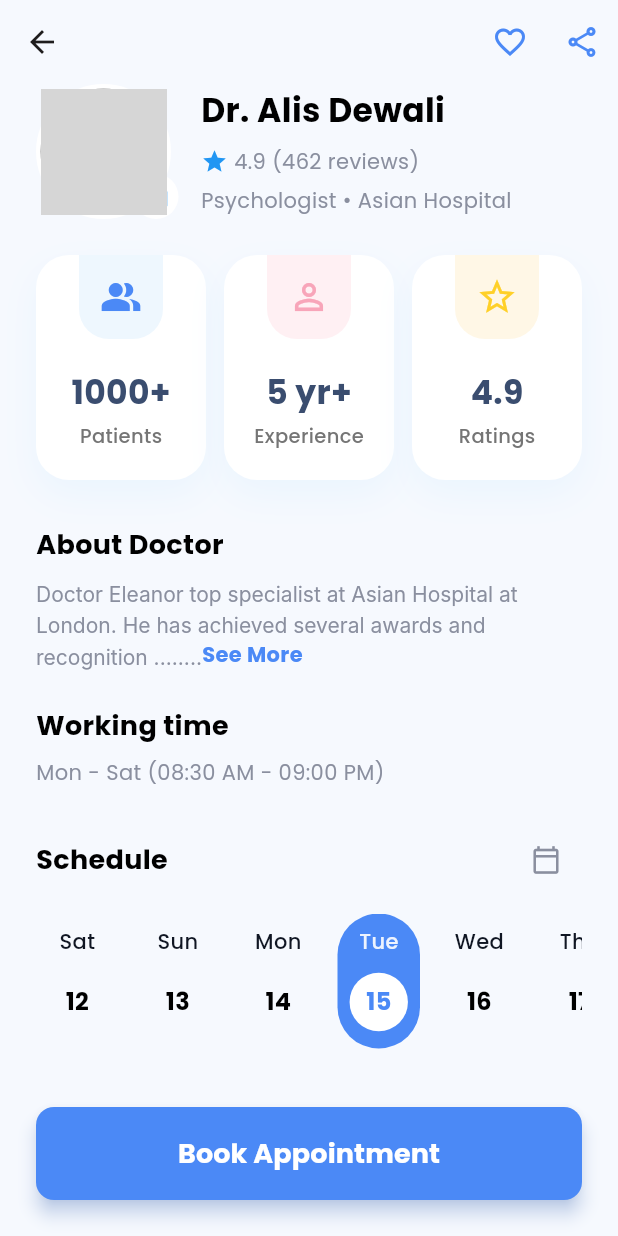
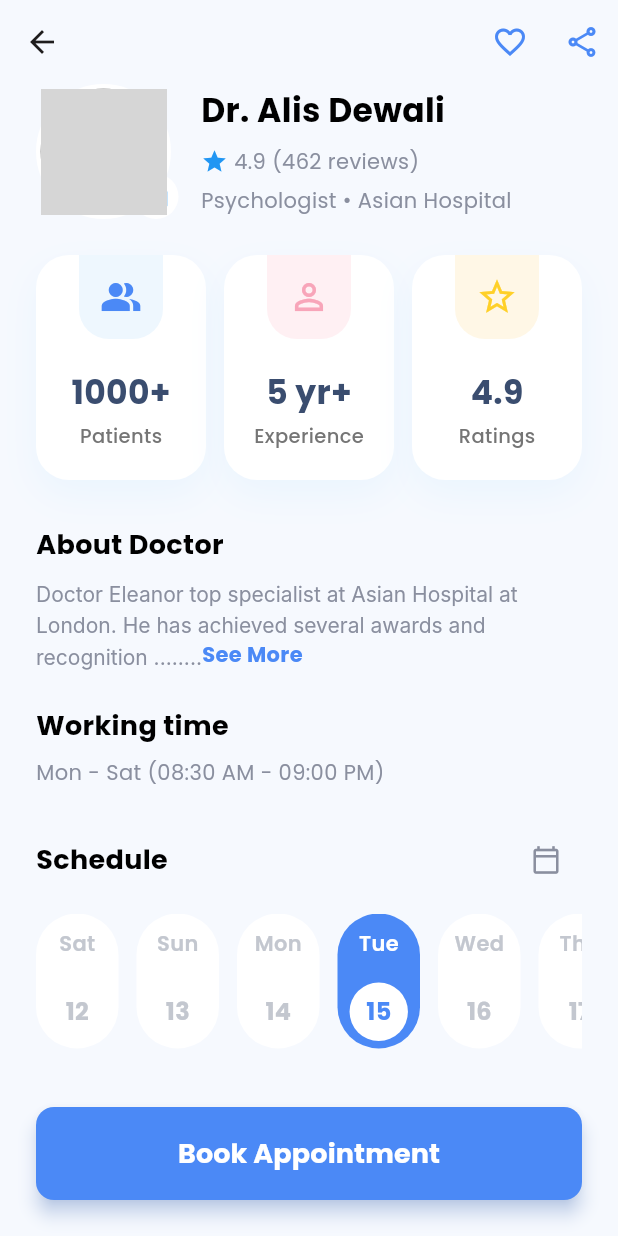
Before and after one commit to moinulislam0/pinterest_ui, a Flutter app: the DScreen3 screen opened directly, on a phone screen of 412 x 824 dp. Run offline on Flutter 3.47's test engine with Material 3 defaults, Android fonts, the phone set to English and light mode, and no system bars; our stand-ins replace flutter_svg; grey boxes are pictures that could not be loaded.

Commit message:
some edit

```diff
--- a/lib/doctor_Visit/design3.dart
+++ b/lib/doctor_Visit/design3.dart
@@ -369,33 +369,38 @@ class _DScreen3State extends State<DScreen3> {
                 },
                 child: Container(
                   width: 55, // Adjusted width
-                  padding: const EdgeInsets.symmetric(vertical: 8),
+                  padding: const EdgeInsets.symmetric(
+                      vertical: 2), // Adjusted padding
                   decoration: BoxDecoration(
-                    // Blue background for the whole pill shape when selected
-                    color: isSelected
-                        ? AppColors.kPrimaryBlueColor
-                        : Colors.transparent,
+                    color:
+                        isSelected ? AppColors.kPrimaryBlueColor : Colors.white,
                     borderRadius: BorderRadius.circular(30), // Pill shape
                   ),
                   child: Column(
-                    mainAxisAlignment: MainAxisAlignment.center,
+                    // This is the main change to fix the alignment
+                    mainAxisAlignment: MainAxisAlignment.spaceBetween,
                     children: [
-                      Text(
-                        dates[index]['day']!,
-                        style: TextStyle(
-                          color: isSelected
-                              ? AppColors.kWhiteColor.withOpacity(0.9)
-                              : AppColors.primaryText111,
-                          fontSize: 14,
-                          fontWeight: FontWeight.w500,
+                      Padding(
+                        padding: const EdgeInsets.all(8.0),
+                        child: Text(
+                          dates[index]['day']!,
+                          style: TextStyle(
+                            color: isSelected
+                                ? AppColors.kWhiteColor
+                                : Color(0XFFc3c7cf),
+                            fontSize: 14,
+                            fontWeight: FontWeight.w600,
+                          ),
                         ),
                       ),
-                      const SizedBox(height: 8),
-                      // This Container creates the white circle around the date
+                      SizedBox(
+                        height: 5,
+                      ),
+                      // The SizedBox between day and date circle is removed.
                       Container(
-                        padding: const EdgeInsets.all(11),
+                        padding: const EdgeInsets.all(
+                            11), // Adjusted padding for the circle
                         decoration: BoxDecoration(
-                          // White circle is only visible when selected
                           color: isSelected
                               ? AppColors.kWhiteColor
                               : Colors.transparent,
@@ -406,7 +411,7 @@ class _DScreen3State extends State<DScreen3> {
                           style: TextStyle(
                             color: isSelected
                                 ? AppColors.kPrimaryBlueColor
-                                : AppColors.kPrimaryTextColor1,
+                                : Color(0XFFc3c7cf),
                             fontSize: 16,
                             fontWeight: FontWeight.bold,
                           ),
```
